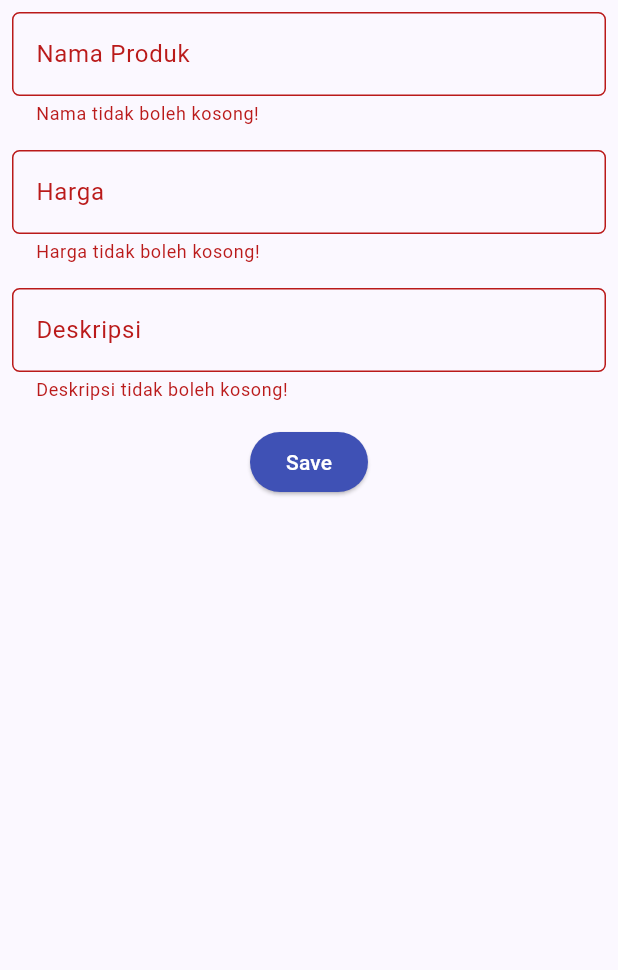
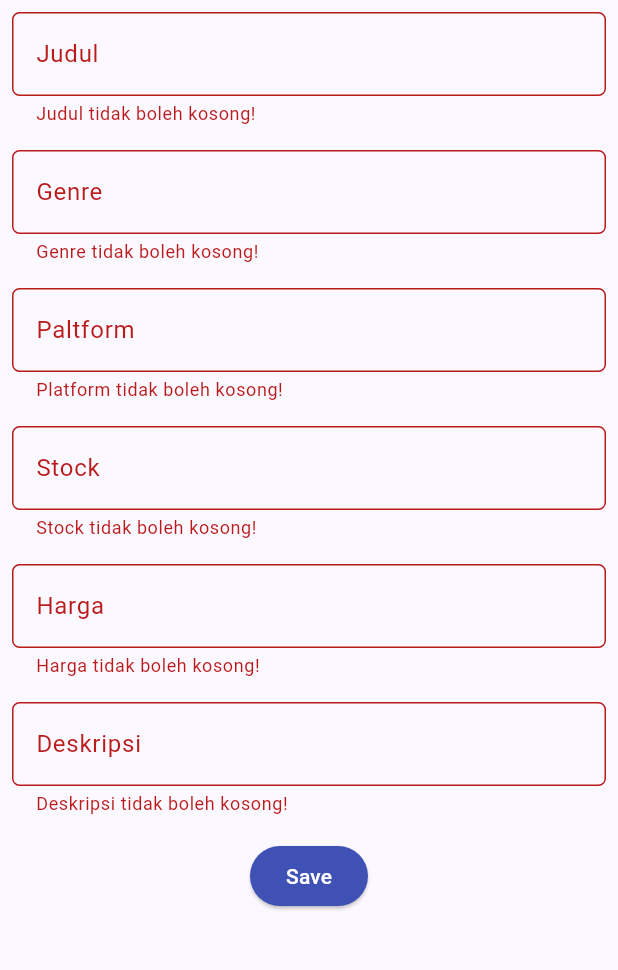
Before and after one commit to AtharAdista/game-sthar-mobile, a Flutter app: the ShopFormPage screen opened directly, after a tap on "Save", on a phone screen of 412 x 824 dp, the part 84-1054 px from its top. Run offline on Flutter 3.47's test engine with Material 2 defaults, Android fonts, the phone set to English and light mode, and no system bars.

Commit message:
finish week 8

```diff
--- /dev/null
+++ b/lib/model/item.dart
@@ -0,0 +1,32 @@
+class ItemData {
+  String? id;
+  String? judul;
+  String? deskripsi;
+  String? genre;
+  String? platform;
+  int? jumlah;
+  int? harga;
+
+  ItemData({
+    required this.id,
+    required this.judul,
+    required this.deskripsi,
+    required this.genre,
+    required this.platform,
+    required this.jumlah,
+    required this.harga,
+  });
+
+  static List<ItemData> itemList() {
+    return [
+      ItemData(
+          id: '01',
+          judul: 'Zelda',
+          deskripsi: 'Just enjoy',
+          genre: 'Adventure',
+          platform: 'Nitendo Switch',
+          jumlah: 5,
+          harga: 500000),
+    ];
+  }
+}
--- a/lib/screens/gamelist_form.dart
+++ b/lib/screens/gamelist_form.dart
@@ -1,6 +1,6 @@
 import 'package:flutter/material.dart';
 import 'package:game_sthar/widgets/left_drawer.dart';
-
+import '../model/item.dart';
 
 class ShopFormPage extends StatefulWidget {
   const ShopFormPage({super.key});
@@ -8,6 +8,9 @@ class ShopFormPage extends StatefulWidget {
   @override
   State<ShopFormPage> createState() => _ShopFormPageState();
 }
+
+List<ItemData> productList = [];
+
 
 class _ShopFormPageState extends State<ShopFormPage> {
   final _formKey = GlobalKey<FormState>();
@@ -17,6 +20,7 @@ class _ShopFormPageState extends State<ShopFormPage> {
   String _description = "";
   String _platform = "";
   String _genre = "";
+
 
   @override
   Widget build(BuildContext context) {
@@ -30,19 +34,18 @@ class _ShopFormPageState extends State<ShopFormPage> {
         backgroundColor: Colors.indigo,
         foregroundColor: Colors.white,
       ),
-      drawer: const LeftDrawer(),
+      drawer: LeftDrawer(),
       body: Form(
         key: _formKey,
         child: SingleChildScrollView(
-          child: Column(
-                  crossAxisAlignment: CrossAxisAlignment.start,
-                    children: [
+          child:
+              Column(crossAxisAlignment: CrossAxisAlignment.start, children: [
             Padding(
               padding: const EdgeInsets.all(8.0),
               child: TextFormField(
                 decoration: InputDecoration(
-                            hintText: "Nama Produk",
-                            labelText: "Nama Produk",
+                  hintText: "Judul",
+                  labelText: "Judul",
                   border: OutlineInputBorder(
                     borderRadius: BorderRadius.circular(5.0),
                   ),
@@ -54,7 +57,79 @@ class _ShopFormPageState extends State<ShopFormPage> {
                 },
                 validator: (String? value) {
                   if (value == null || value.isEmpty) {
-                              return "Nama tidak boleh kosong!";
+                    return "Judul tidak boleh kosong!";
+                  }
+                  return null;
+                },
+              ),
+            ),
+            Padding(
+              padding: const EdgeInsets.all(8.0),
+              child: TextFormField(
+                decoration: InputDecoration(
+                  hintText: "Genre",
+                  labelText: "Genre",
+                  border: OutlineInputBorder(
+                    borderRadius: BorderRadius.circular(5.0),
+                  ),
+                ),
+                onChanged: (String? value) {
+                  setState(() {
+                    _genre = value!;
+                  });
+                },
+                validator: (String? value) {
+                  if (value == null || value.isEmpty) {
+                    return "Genre tidak boleh kosong!";
+                  }
+                  return null;
+                },
+              ),
+            ),
+            Padding(
+              padding: const EdgeInsets.all(8.0),
+              child: TextFormField(
+                decoration: InputDecoration(
+                  hintText: "Platform",
+                  labelText: "Paltform",
+                  border: OutlineInputBorder(
+                    borderRadius: BorderRadius.circular(5.0),
+                  ),
+                ),
+                onChanged: (String? value) {
+                  setState(() {
+                    _platform = value!;
+                  });
+                },
+                validator: (String? value) {
+                  if (value == null || value.isEmpty) {
+                    return "Platform tidak boleh kosong!";
+                  }
+                  return null;
+                },
+              ),
+            ),
+            Padding(
+              padding: const EdgeInsets.all(8.0),
+              child: TextFormField(
+                decoration: InputDecoration(
+                  hintText: "Stock",
+                  labelText: "Stock",
+                  border: OutlineInputBorder(
+                    borderRadius: BorderRadius.circular(5.0),
+                  ),
+                ),
+                onChanged: (String? value) {
+                  setState(() {
+                    _amount = int.parse(value!);
+                  });
+                },
+                validator: (String? value) {
+                  if (value == null || value.isEmpty) {
+                    return "Stock tidak boleh kosong!";
+                  }
+                  if (int.tryParse(value) == null) {
+                    return "Stock harus berupa angka!";
                   }
                   return null;
                 },
@@ -72,7 +147,7 @@ class _ShopFormPageState extends State<ShopFormPage> {
                 ),
                 onChanged: (String? value) {
                   setState(() {
-                              _price= int.parse(value!);
+                    _price = int.parse(value!);
                   });
                 },
                 validator: (String? value) {
@@ -115,10 +190,24 @@ class _ShopFormPageState extends State<ShopFormPage> {
                 padding: const EdgeInsets.all(8.0),
                 child: ElevatedButton(
                   style: ButtonStyle(
-                              backgroundColor:
-                                  MaterialStateProperty.all(Colors.indigo),
+                    backgroundColor: MaterialStateProperty.all(Colors.indigo),
                   ),
                   onPressed: () {
+                    if (_formKey.currentState!.validate()) {
+                      // Create a new ItemData object
+                      ItemData newItem = ItemData(
+                        id:  UniqueKey().toString(),
+                        judul: _name,
+                        harga: _price,
+                        jumlah: _amount,
+                        deskripsi: _description,
+                        platform: _platform,
+                        genre: _genre,
+                      );
+
+                      // Add the new item to the list
+                      productList.add(newItem);
+                    }
                     if (_formKey.currentState!.validate()) {
                       showDialog(
                         context: context,
@@ -127,10 +216,12 @@ class _ShopFormPageState extends State<ShopFormPage> {
                             title: const Text('Produk berhasil tersimpan'),
                             content: SingleChildScrollView(
                               child: Column(
-                                          crossAxisAlignment:
-                                              CrossAxisAlignment.start,
+                                crossAxisAlignment: CrossAxisAlignment.start,
                                 children: [
                                   Text('Nama: $_name'),
+                                  Text('Genre: $_genre'),
+                                  Text('Platform: $_platform'),
+                                  Text('Jumlah: $_amount'),
                                   Text('Price: $_price'),
                                   Text('Description: $_description')
                                 ],
@@ -157,8 +248,7 @@ class _ShopFormPageState extends State<ShopFormPage> {
                 ),
               ),
             ),
-                    ]
-                  ),
+          ]),
         ),
       ),
     );
--- a/lib/widgets/left_drawer.dart
+++ b/lib/widgets/left_drawer.dart
@@ -1,6 +1,7 @@
 import 'package:flutter/material.dart';
 import 'package:game_sthar/screens/menu.dart';
 import 'package:game_sthar/screens/gamelist_form.dart';
+import 'package:game_sthar/screens/item_show.dart';
 
 class LeftDrawer extends StatelessWidget {
   const LeftDrawer({super.key});
@@ -62,6 +63,18 @@ class LeftDrawer extends StatelessWidget {
               ));
             },
           ),
+          ListTile(
+            leading: const Icon(Icons.gamepad),
+            title: const Text('Lihat Item'),
+            // Bagian redirection ke ShopFormPage
+            onTap: () {
+              Navigator.pushReplacement(
+              context,
+              MaterialPageRoute(
+                  builder: (context) => const ShopShowItem(),
+              ));
+            },
+          ),
         ],
       ),
     );
```
Also changed, not shown: lib/screens/item_show.dart (added, +81 -0 lines), lib/screens/menu.dart (+9 -1 lines), 1 other file. Lines whose indentation alone changed are shown as unchanged.
